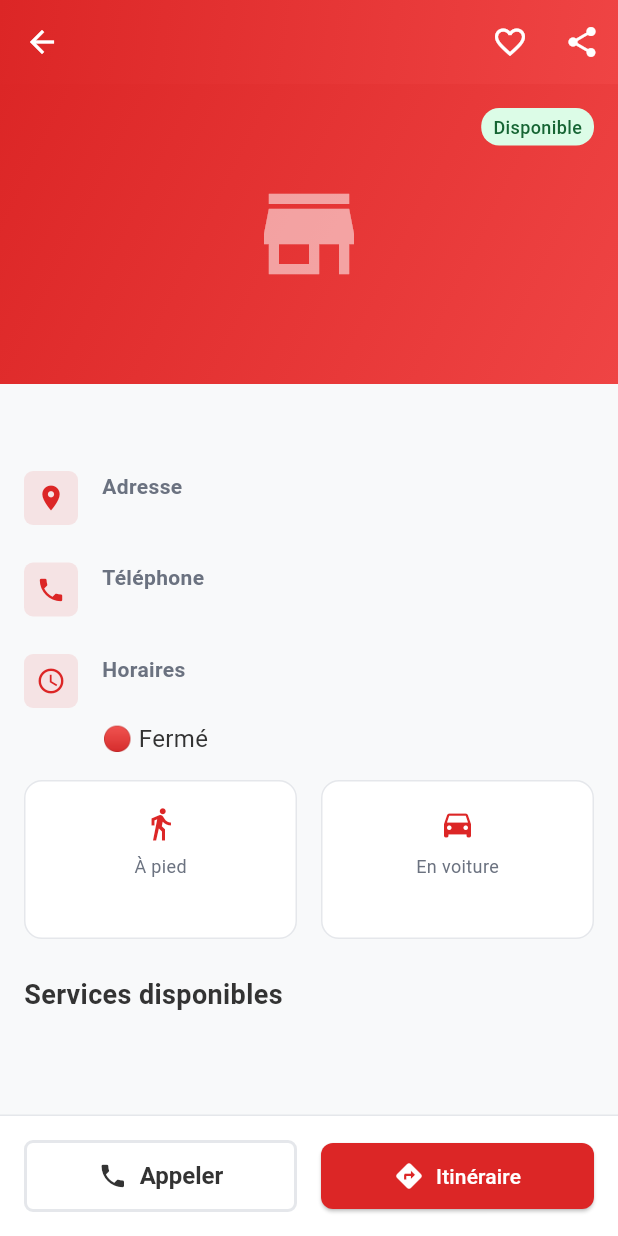
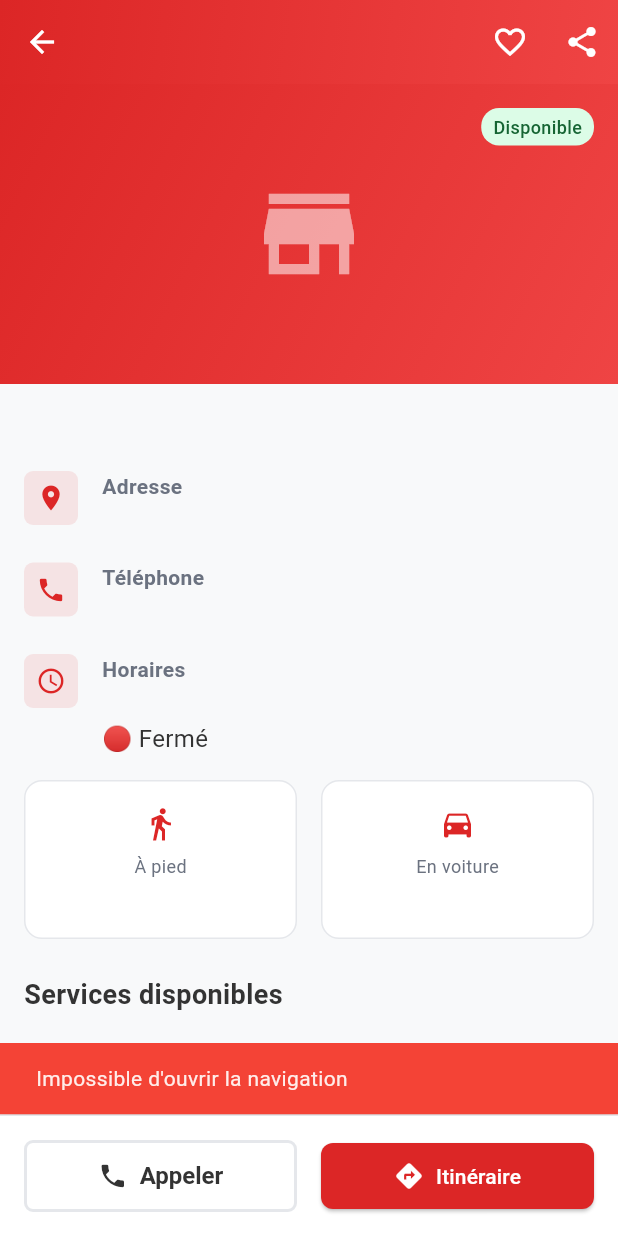
Before and after one commit to ericdzik/MoneyCharge, a Flutter app: the MerchantDetailScreen screen opened directly with empty values, after a tap on "Itinéraire", on a phone screen of 412 x 824 dp. Run offline on Flutter 3.47's test engine with Material 3 defaults, Android fonts, the phone set to English and light mode, and no system bars; our stand-ins replace cloud_firestore, firebase_auth, firebase_core, flutter_local_notifications, geolocator, google_maps_flutter and 3 more; accounts and stored records are empty.

Commit message:
Feat: Implémente la fonctionnalité d'itinéraire dans MerchantDetailScreen et ListViewScreen
- Modifie MerchantDetailScreen pour appeler LocationService.openNavigation lorsque l'utilisateur appuie sur le bouton 'Itinéraire'.
- Modifie ListViewScreen pour que l'action 'onDirectionsPressed' sur MerchantCard appelle LocationService.openNavigation.
- Les deux écrans gèrent désormais l'éventuel échec de l'ouverture de la navigation en affichant un SnackBar.

```diff
--- a/lib/features/user/screens/merchant_detail_screen.dart
+++ b/lib/features/user/screens/merchant_detail_screen.dart
@@ -6,6 +6,7 @@ import '../../../core/constants/app_colors.dart';
 import '../../../core/constants/app_dimensions.dart';
 import '../../../core/constants/app_text_styles.dart';
 import '../models/merchant_model.dart';
+import '../../../services/location_service.dart'; // Ajout de l'import pour LocationService
 
 class MerchantDetailScreen extends StatelessWidget {
   final Merchant merchant;
@@ -187,8 +188,21 @@ class MerchantDetailScreen extends StatelessWidget {
               child: CustomButton(
                 text: 'Itinéraire',
                 icon: const Icon(Icons.directions, size: 20),
-                onPressed: () {
-                  // Ouvrir navigation
+                onPressed: () async {
+                  final locationService = LocationService();
+                  final success = await locationService.openNavigation(
+                    merchant.latitude,
+                    merchant.longitude,
+                    merchant.name,
+                  );
+                  if (!success && context.mounted) {
+                    ScaffoldMessenger.of(context).showSnackBar(
+                      const SnackBar(
+                        content: Text('Impossible d\'ouvrir la navigation'),
+                        backgroundColor: Colors.red,
+                      ),
+                    );
+                  }
                 },
               ),
             ),
```
Also changed, not shown: lib/features/user/screens/list_view_screen.dart (+18 -5 lines).
